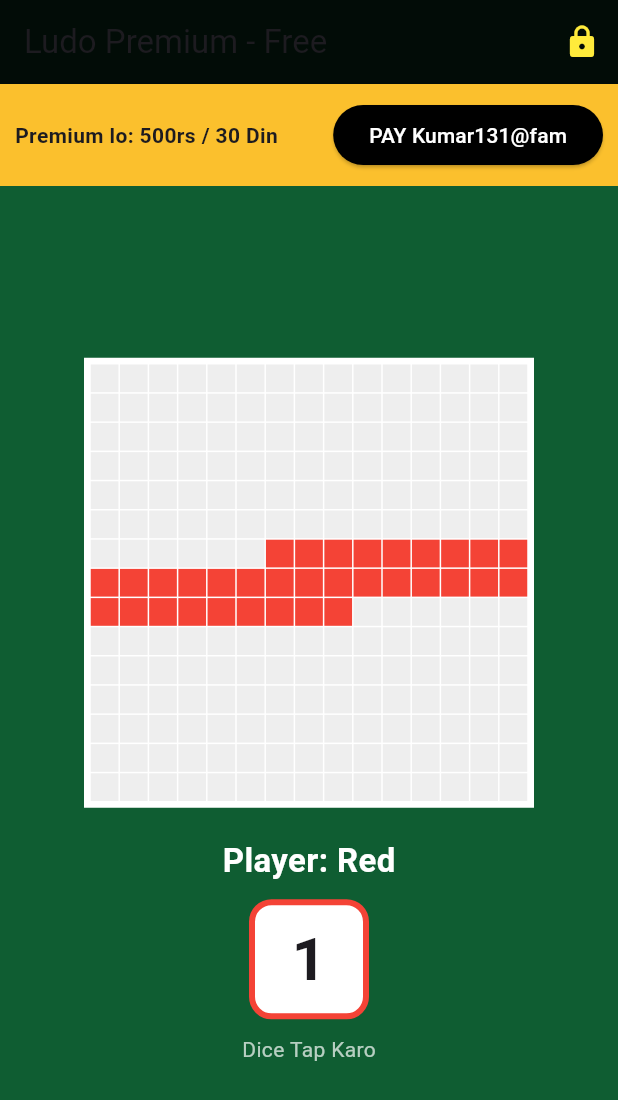
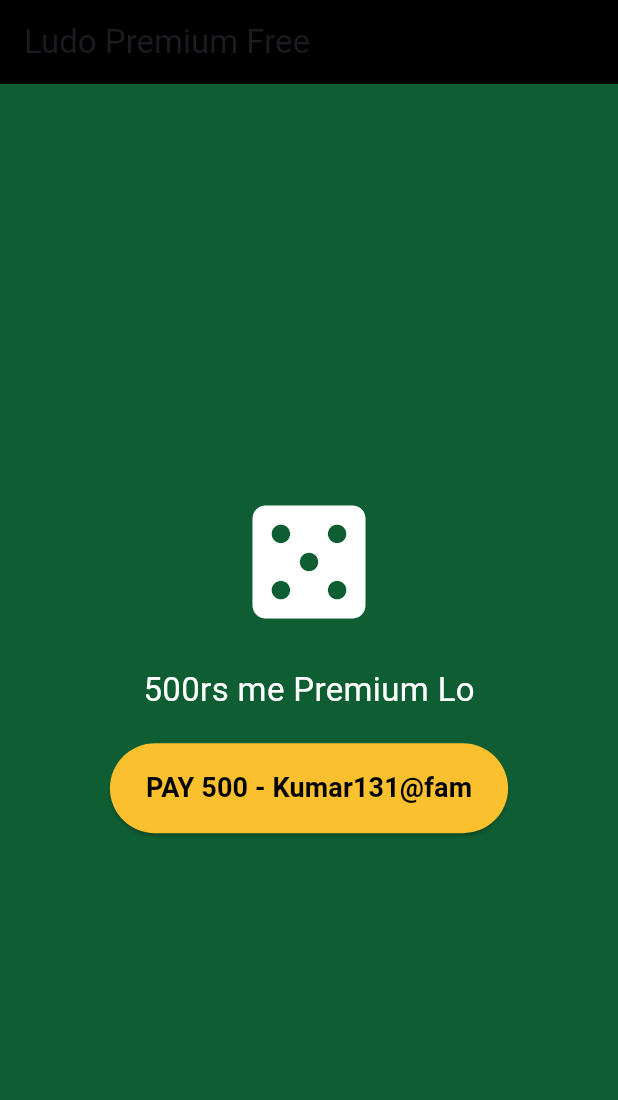
Before and after one commit to rohitsinghindian91/ludo-premium, a Flutter app: the screen it shows after launch, on a phone screen of 412 x 824 dp. Shown: the top 1100 px of the screen. Run offline on Flutter 3.47's test engine with Material 3 defaults, Android fonts, the phone set to English and light mode, and no system bars; our stand-ins replace cloud_firestore, firebase_core; accounts and stored records are empty.

Commit message:
Update main.dart

```diff
--- a/lib/main.dart
+++ b/lib/main.dart
@@ -1,89 +1,51 @@
 import 'package:flutter/material.dart';
+import 'package:firebase_core/firebase_core.dart';
+import 'package:cloud_firestore/cloud_firestore.dart';
 import 'package:url_launcher/url_launcher.dart';
-import 'dart:math';
 
-void main() => runApp(MaterialApp(debugShowCheckedModeBanner: false, home: LudoApp()));
+void main() async {
+  WidgetsFlutterBinding.ensureInitialized();
+  await Firebase.initializeApp();
+  runApp(MaterialApp(debugShowCheckedModeBanner: false, home: LudoPremium()));
+}
 
-class LudoApp extends StatefulWidget { @override _LudoAppState createState() => _LudoAppState(); }
+class LudoPremium extends StatefulWidget { @override _LudoState createState() => _LudoState(); }
 
-class _LudoAppState extends State<LudoApp> {
-  String upiId = "Kumar131@fam";
+class _LudoState extends State<LudoPremium> {
+  String upi = "Kumar131@fam";
   bool isPremium = false;
-  int dice = 1;
-  int currentPlayer = 0;
-  List<String> players = ["Red", "Green", "Yellow", "Blue"];
-  List<Color> colors = [Colors.red, Colors.green, Colors.orange, Colors.blue];
 
-  void rollDice() {
-    setState(() {
-      dice = Random().nextInt(6) + 1;
-      currentPlayer = (currentPlayer + 1) % 4;
+  void pay() async {
+    final uri = Uri.parse("upi://pay?pa=$upi&pn=Ludo Premium&am=500&cu=INR&tn=Premium");
+    await launchUrl(uri, mode: LaunchMode.externalApplication);
+    // Firebase me premium save
+    await FirebaseFirestore.instance.collection("payments").add({
+      "upi": upi,
+      "amount": 500,
+      "time": DateTime.now(),
+      "status": "initiated"
     });
-  }
-
-  void payForPremium() async {
-    final uri = Uri.parse("upi://pay?pa=$upiId&pn=Ludo Premium&am=500&cu=INR&tn=Premium 30 Days");
-    if (await canLaunchUrl(uri)) {
-      await launchUrl(uri, mode: LaunchMode.externalApplication);
-      setState(() => isPremium = true); // Payment ke baad unlock
-    }
+    setState(() => isPremium = true);
   }
 
   @override
   Widget build(BuildContext context) {
     return Scaffold(
       backgroundColor: Color(0xFF0F5D32),
-      appBar: AppBar(
-        title: Text(isPremium? "Ludo Premium - Active" : "Ludo Premium - Free"),
-        backgroundColor: Colors.black87,
-        actions: [if(!isPremium) IconButton(onPressed: payForPremium, icon: Icon(Icons.lock, color: Colors.yellow))],
-      ),
-      body: Column(
-        children: [
-          if(!isPremium) Container(
-            color: Colors.yellow[700], padding: EdgeInsets.all(10),
-            child: Row(
-              children: [
-                Expanded(child: Text("Premium lo: 500rs / 30 Din", style: TextStyle(fontWeight: FontWeight.bold))),
-                ElevatedButton(onPressed: payForPremium, child: Text("PAY $upiId"), style: ElevatedButton.styleFrom(backgroundColor: Colors.black, foregroundColor: Colors.white))
-              ],
-            ),
+      appBar: AppBar(title: Text(isPremium ? "Premium Active" : "Ludo Premium Free"), backgroundColor: Colors.black),
+      body: Center(
+        child: Column(mainAxisAlignment: MainAxisAlignment.center, children: [
+          Icon(Icons.casino, size: 100, color: Colors.white),
+          SizedBox(height: 20),
+          Text(isPremium ? "Premium Unlocked!" : "500rs me Premium Lo", style: TextStyle(color: Colors.white, fontSize: 22)),
+          SizedBox(height: 20),
+          ElevatedButton(
+            onPressed: pay,
+            style: ElevatedButton.styleFrom(backgroundColor: Colors.yellow[700], minimumSize: Size(250,60)),
+            child: Text("PAY 500 - $upi", style: TextStyle(color: Colors.black, fontSize: 18, fontWeight: FontWeight.bold)),
           ),
-          Expanded(
-            child: Center(
-              child: Column(
-                mainAxisAlignment: MainAxisAlignment.center,
-                children: [
-                  Container(
-                    width: 300, height: 300,
-                    decoration: BoxDecoration(border: Border.all(color: Colors.white, width: 4), color: Colors.white),
-                    child: GridView.builder(
-                      gridDelegate: SliverGridDelegateWithFixedCrossAxisCount(crossAxisCount: 15),
-                      itemCount: 225,
-                      itemBuilder: (c,i) {
-                        bool isCenter = (i>=96 && i<=128);
-                        return Container(margin: EdgeInsets.all(0.5), color: isCenter? colors[currentPlayer] : Colors.grey[200]);
-                      },
-                    ),
-                  ),
-                  SizedBox(height: 20),
-                  Text("Player: ${players[currentPlayer]}", style: TextStyle(color: Colors.white, fontSize: 22, fontWeight: FontWeight.bold)),
-                  SizedBox(height: 10),
-                  GestureDetector(
-                    onTap: rollDice,
-                    child: Container(
-                      width: 80, height: 80,
-                      decoration: BoxDecoration(color: Colors.white, borderRadius: BorderRadius.circular(15), border: Border.all(color: colors[currentPlayer], width: 4)),
-                      child: Center(child: Text("$dice", style: TextStyle(fontSize: 40, fontWeight: FontWeight.bold))),
-                    ),
-                  ),
-                  SizedBox(height: 10),
-                  Text("Dice Tap Karo", style: TextStyle(color: Colors.white70)),
-                ],
-              ),
-            ),
-          ),
-        ],
+          if(isPremium) Padding(padding: EdgeInsets.all(20), child: Text("Firebase Connected: ludo-premium-50", style: TextStyle(color: Colors.white70))),
+        ]),
       ),
     );
   }
```
